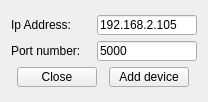
Before: the Qt Designer form GUI/OpenEPT/Windows/AddDevice/adddevicewnd.ui in turkmanovic/OpenEPT, drawn with Qt 5.
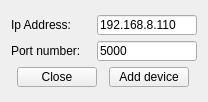
After: the same form once the commit is applied.

What changed in the file:
```diff
--- a/GUI/OpenEPT/Windows/AddDevice/adddevicewnd.ui
+++ b/GUI/OpenEPT/Windows/AddDevice/adddevicewnd.ui
@@ -61,7 +61,7 @@
           </size>
          </property>
          <property name="text">
-          <string>192.168.2.105</string>
+          <string>192.168.8.110</string>
          </property>
         </widget>
        </item>
```
